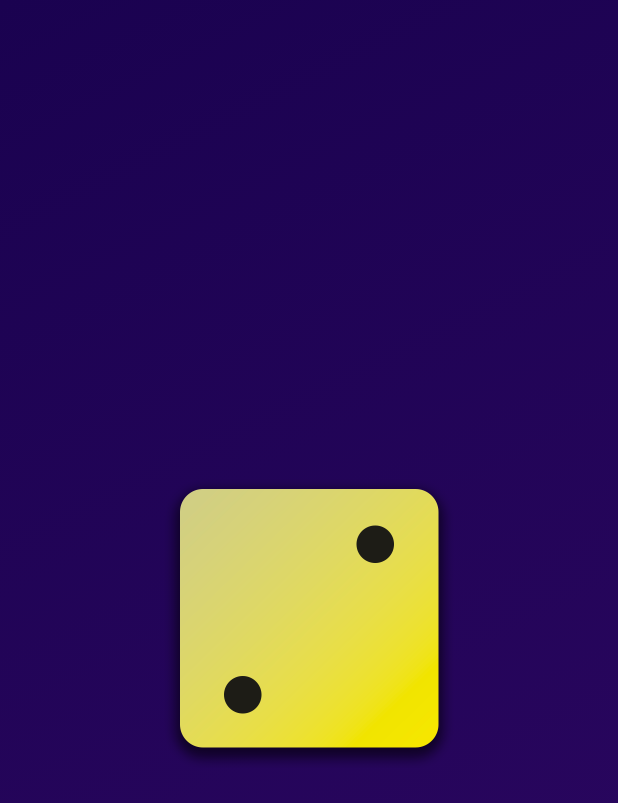
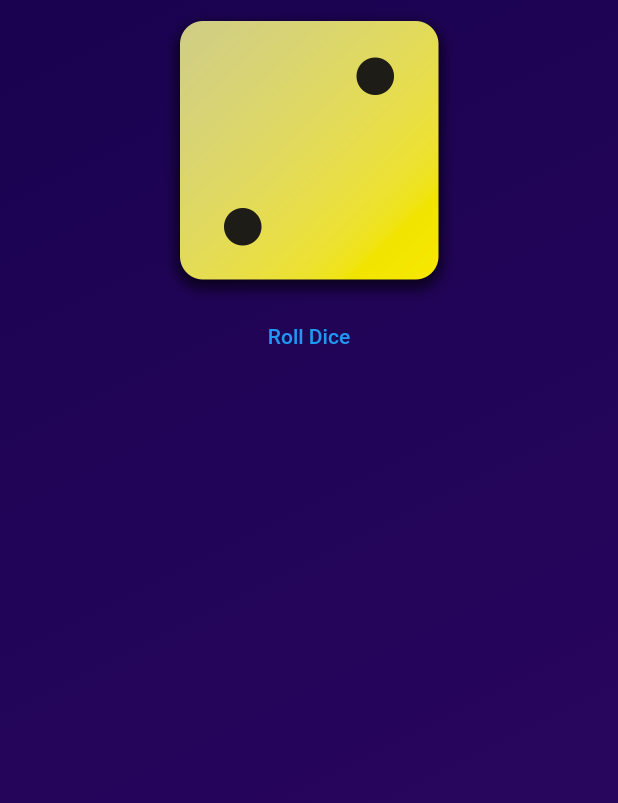
Before and after one commit to trosa-dev/flutter-dice-roller, a Flutter app: the screen it shows after launch, on a phone screen of 412 x 824 dp. Shown: the top 803 px of the screen. Run offline on Flutter 3.47's test engine with Material 2 defaults, Android fonts, the phone set to English and light mode, and no system bars.

Commit message:
feat: add TextButton to gradient_container

```diff
--- a/lib/widgets/gradient_container/index.dart
+++ b/lib/widgets/gradient_container/index.dart
@@ -7,6 +7,10 @@ class GradientContainer extends StatelessWidget {
   const GradientContainer({super.key, required this.colors});
 
   final List<Color> colors;
+
+  void rollDice() {
+    // code
+  }
 
   @override
   Widget build(context) {
@@ -19,9 +23,17 @@ class GradientContainer extends StatelessWidget {
         ),
       ),
       child: Center(
-        child: Image.asset(
-          'assets/images/dice-2.png',
-          width: 200,
+        child: Column(
+          children: [
+            Image.asset(
+              'assets/images/dice-2.png',
+              width: 200,
+            ),
+            TextButton(
+              onPressed: rollDice,
+              child: const Text('Roll Dice'),
+            )
+          ],
         ),
       ),
     );
```
